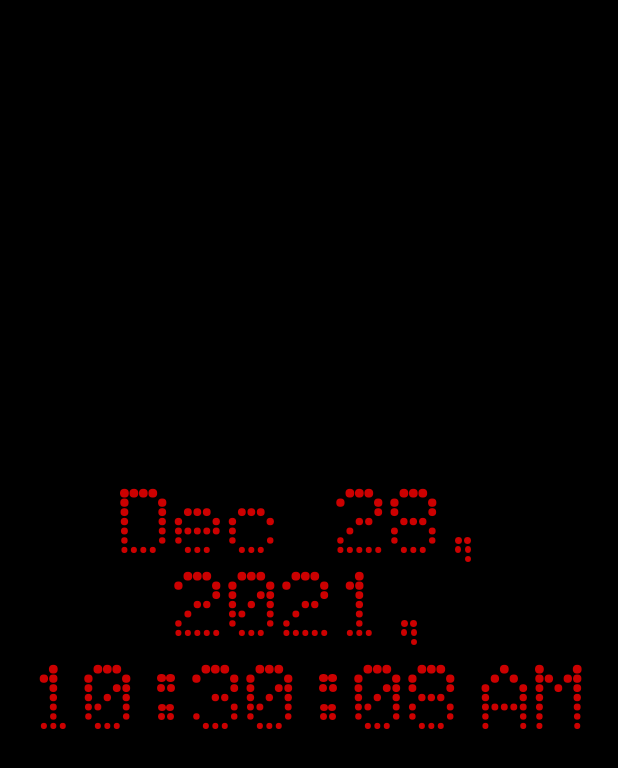
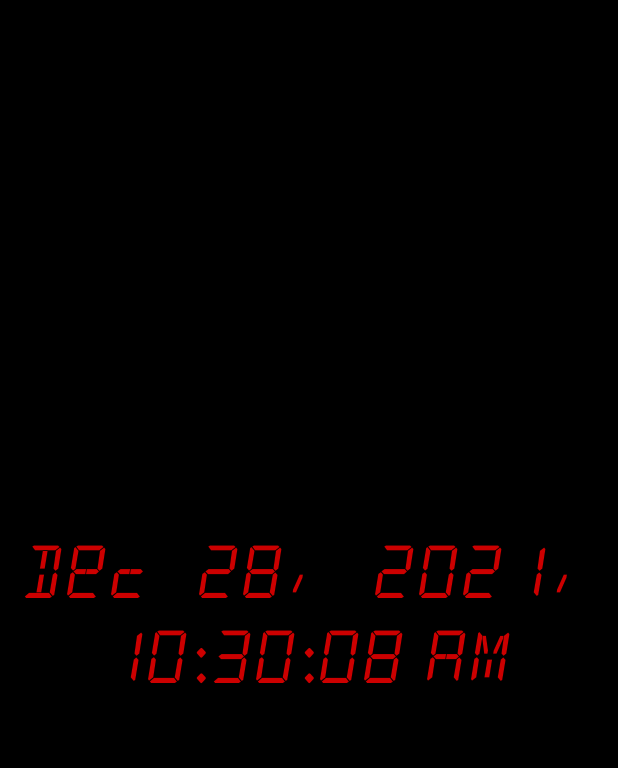
Before and after one commit to thpir/Galaxy-Alarm-Clock, an Android app: the screen it shows after launch (MainActivity), on a phone screen of 412 x 824 dp. Shown: the top 768 px of the screen. Run offline under Robolectric (Android 15) with nearby library versions, the phone set to English and light mode, and no system bars.

Commit message:
New font + Toast text

```diff
--- a/app/src/main/java/com/example/galaxyalarmclock/MainActivity.java
+++ b/app/src/main/java/com/example/galaxyalarmclock/MainActivity.java
@@ -12,6 +12,7 @@ import android.view.WindowManager;
 import android.widget.Button;
 import android.widget.ImageView;
 import android.widget.TextView;
+import android.widget.Toast;
 
 import java.util.Date;
 
@@ -41,20 +42,20 @@ public class MainActivity extends AppCompatActivity {
 
         getWindow().addFlags(WindowManager.LayoutParams.FLAG_KEEP_SCREEN_ON); //Keep the screen on when activity is active
 
-        //Display actual time and date
+        //Display actual time and date with a specific font
         Handler handler=new Handler();
         handler.post(new Runnable(){
             @Override
             public void run() {
                 TextView clockDisplay = findViewById(R.id.clock);
-                Typeface face = Typeface.createFromAsset(getAssets(),"fonts/atomicclockradio.ttf");
+                Typeface face = Typeface.createFromAsset(getAssets(),"fonts/alarmclock.ttf");
                 clockDisplay.setTypeface(face);
                 String currentDateTimeString = java.text.DateFormat.getDateTimeInstance().format(new Date());
                 clockDisplay.setText(currentDateTimeString);
                 handler.postDelayed(this,500); // set time here to refresh textView
             }
         });
-        //Display actual time and date
+        //Display actual time and date with a specific font
 
         //Toggle between backgrounds when tapping screen
         button = findViewById(R.id.backgroundChange);
@@ -66,6 +67,8 @@ public class MainActivity extends AppCompatActivity {
             }
         });
         //Toggle between backgrounds when tapping screen
+
+        Toast.makeText(getApplication(), "Tap screen to change background", Toast.LENGTH_LONG).show();
 
     }
 
```
Also changed, not shown: app/src/main/assets/fonts/alarmclock.ttf (added).
